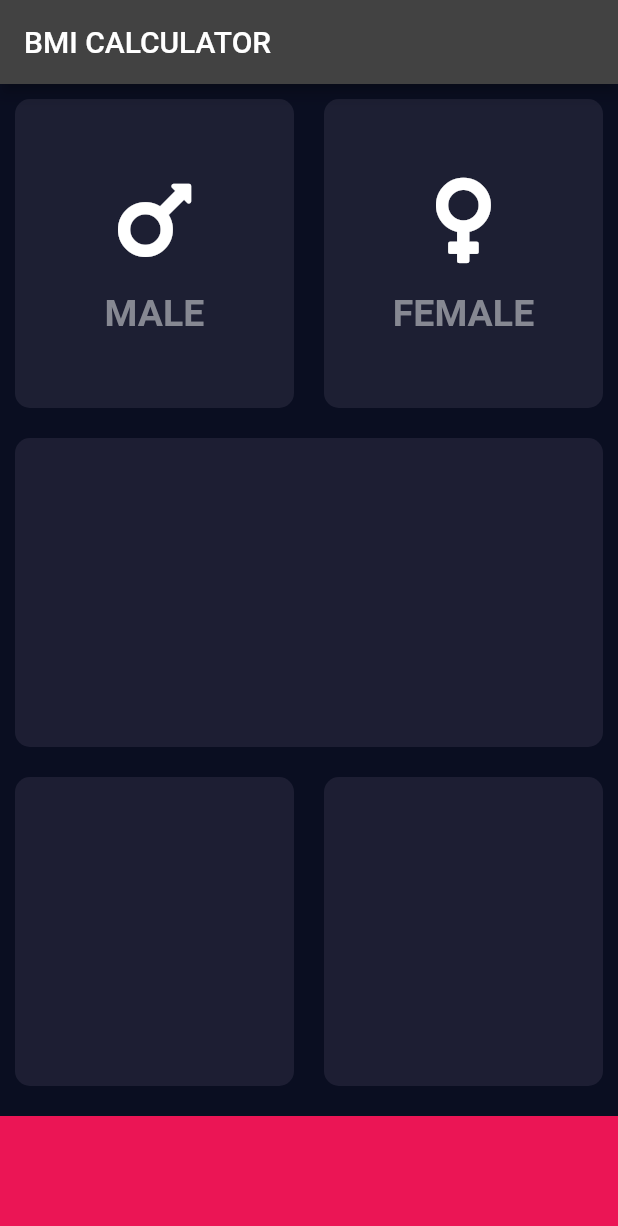
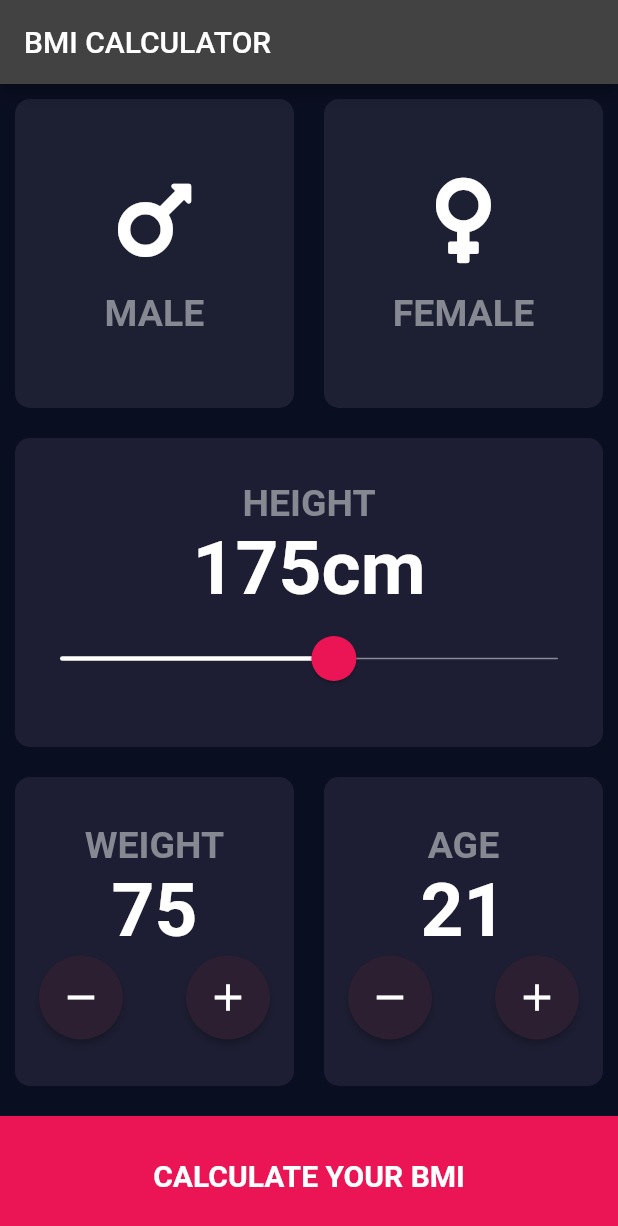
Before and after one commit to HeratUni-CS/bmi-calculator-hazrat2023, a Flutter app: the screen it shows after launch, on a phone screen of 412 x 824 dp. Shown: the top 1226 px of the screen. Run offline on Flutter 3.47's test engine with Material 2 defaults, Android fonts, the phone set to English and light mode, and no system bars; our stand-ins replace font_awesome_flutter.

Commit message:
finally, by creating two directory by the name of component and screens and i put my two dart files inside screens and for another inside component, and each of them consist of many codes which has their own functions

```diff
--- /dev/null
+++ b/lib/bmi_brain.dart
@@ -0,0 +1,39 @@
+import 'dart:math';
+
+class BMIbrain{
+  int height;
+  int weight;
+  double bmi = 0;
+
+  BMIbrain({required this.height, required this.weight}){
+    bmi = weight / pow(height/100, 2);
+  }
+
+  String getResult(){
+    if(bmi < 18.5){
+      return 'UNDERWEIGHT';
+    }else if(bmi < 25){
+      return 'NORMAL';
+    }else if(bmi < 30){
+      return 'OVERWEIGHT';
+    }else{
+      return 'OBESE';
+    }
+  }
+
+  String getBMI(){
+    return bmi.toStringAsFixed(2);
+  }
+
+  String getInterpretation(){
+    if(bmi < 18.5){
+      return 'You are dying, eat something';
+    }else if(bmi < 25){
+      return 'You are good to go';
+    }else if(bmi < 30){
+      return 'You are too fat, please Exercize ';
+    }else{
+      return 'You are Expleding';
+    }
+  }
+  }
--- /dev/null
+++ b/lib/components/bottom_button.dart
@@ -0,0 +1,26 @@
+import 'package:flutter/material.dart';
+import '../constants.dart';
+
+class BottomButton extends StatelessWidget {
+  void Function() onPressed;
+  String label;
+  BottomButton({required this.onPressed, required this.label});
+
+  @override
+  Widget build(BuildContext context) {
+    return InkWell(
+      onTap: onPressed,
+
+      child: Container(
+        margin: EdgeInsets.only(top: 10.0),
+        color: BOttomContainerColor,
+        width: double.infinity,
+        height: KBottomContainerHeight,
+        child: Center(
+          child: Text(label,
+              style: KLargeButtonStyle),
+        ),
+      ),
+    );
+  }
+}
--- a/lib/icon_content.dart
+++ b/lib/components/icon_content.dart
@@ -1,4 +1,5 @@
 import 'package:flutter/material.dart';
+import '../constants.dart';
 
 class iconContent extends StatelessWidget {
   final IconData iconData;
@@ -16,11 +17,7 @@ class iconContent extends StatelessWidget {
         SizedBox(height: 15.0),
         Text(
           label,
-          style: TextStyle(
-            fontSize: 25.0,
-            fontWeight: FontWeight.bold,
-            color: Color(0xFF868892),
-          ),
+          style: KLabelStyle,
         )
       ],
     );
--- a/lib/reusable_card.dart
+++ b/lib/components/reusable_card.dart
@@ -14,9 +14,11 @@ class ReusableCard extends StatelessWidget {
         // child: cardChild,
         child: child,
         margin: EdgeInsets.all(10.0),
+        width: double.infinity,
         decoration: BoxDecoration(
           color: colour,
           borderRadius: BorderRadius.circular(10.0),
+
         ),
       ),
     );
--- /dev/null
+++ b/lib/components/round_icon_button.dart
@@ -0,0 +1,24 @@
+import 'package:flutter/material.dart';
+
+class RoundIconButton extends StatelessWidget {
+  final IconData iconData;
+  final void Function() onPressed;
+  RoundIconButton({required this.iconData, required this.onPressed});
+
+  @override
+  Widget build(BuildContext context) {
+    return RawMaterialButton(
+      onPressed: onPressed,
+      fillColor: const Color(0xFF2C1F32),
+      shape: const CircleBorder(),
+      constraints: const BoxConstraints.tightFor(
+        width: 56.0,
+        height: 56.0,
+      ),
+      child: Icon(
+        iconData,
+        size: 30,
+      ),
+    );
+  }
+}
--- /dev/null
+++ b/lib/constants.dart
@@ -0,0 +1,42 @@
+import 'package:flutter/material.dart';
+
+const KLabelStyle = TextStyle(
+  fontSize: 25.0,
+  fontWeight: FontWeight.bold,
+  color: Color(0xFF868892),
+);
+
+const KNumberStyle = TextStyle(
+fontSize: 50,
+  fontWeight: FontWeight.bold,
+);
+
+const KLargeButtonStyle = TextStyle(
+  fontSize: 20.0,
+  fontWeight: FontWeight.bold,
+);
+
+const KTitleTextStyle = TextStyle(
+fontSize: 50,
+fontWeight: FontWeight.bold,
+);
+
+const KResultTextStyle = TextStyle(
+  color: Color(0xFF24D786),
+  fontSize: 22.0,
+  fontWeight: FontWeight.bold,
+);
+
+const KBMITextStyle = TextStyle(
+  fontSize: 100.0,
+  fontWeight: FontWeight.bold,
+);
+
+const KBodyTextStyle = TextStyle(
+  fontSize: 22.0,
+);
+
+const KBottomContainerHeight = 80.0;
+const KActiveCardColor = Color(0xFF1D1E33);
+const BOttomContainerColor = Color(0xFFEB1555);
+const INActiveCardColor = Color(0xFF1D1F33);
--- a/lib/input_page.dart
+++ /dev/null
@@ -1,104 +0,0 @@
-import 'package:flutter/material.dart';
-import 'package:font_awesome_flutter/font_awesome_flutter.dart';
-import 'reusable_card.dart';
-import 'icon_content.dart';
-
-
-const bottomContainerHeight = 80.0;
-const activeCardColor = Color(0xFF1D1E33);
-const bottomContainerColor = Color(0xFFEB1555);
-const inActiveCardColor = Color(0xFF1D1F33);
-
-enum Gender{
-  male,
-  female,
-}
-
-class InputPage extends StatefulWidget {
-  const InputPage({Key? key}) : super(key:key);
-  @override
-    _InputPageState createState() => _InputPageState();
-}
-
-
-class _InputPageState extends State<InputPage> {
-  Gender? selectedGender;
-
-  @override
-  Widget build(BuildContext context) {
-    var selectedGender;
-    return Scaffold(
-        appBar: AppBar(
-          title: Text('BMI CALCULATOR'),
-        ),
-        body: Column(
-          children: <Widget>[
-            Expanded(
-                child: Row(
-                  children: <Widget>[
-                    Expanded(
-                      child: ReusableCard(
-                        onPressed: () {
-                          setState(() {
-                            selectedGender = Gender.male;
-                          });
-                        },
-                        colour: (selectedGender == Gender.male)
-                            ? activeCardColor
-                            : inActiveCardColor,
-                        child: iconContent(
-                          iconData: FontAwesomeIcons.mars,
-                          label: "MALE",
-                        ),),
-                    ),
-                    Expanded(
-                      child: ReusableCard(
-                        onPressed: () {
-                          setState(() {
-                            selectedGender = Gender.female;
-                          });
-                        },
-                        colour: (selectedGender == Gender.female)
-                            ? activeCardColor
-                            : inActiveCardColor,
-                        child: iconContent(
-                          iconData: FontAwesomeIcons.venus,
-                          label: "FEMALE",
-                        ),
-                      ),
-                    ),
-                  ],
-                )),
-            Expanded(
-              child: ReusableCard(
-                colour: activeCardColor,
-              ),
-            ),
-            Expanded(
-              child: Row(
-                children: <Widget>[
-                  Expanded(
-                    child: ReusableCard(
-                      colour: activeCardColor,
-                    ),
-                  ),
-                  Expanded(
-                    child: ReusableCard(
-                      colour: activeCardColor,
-                    ),
-                  ),
-                ],
-              ),
-            ),
-            Container(
-              margin: EdgeInsets.only(top: 10.0),
-              color: bottomContainerColor,
-              width: double.infinity,
-              height: bottomContainerHeight,
-            )
-          ],
-        ));
-  }
-
-
-}
--- a/lib/main.dart
+++ b/lib/main.dart
@@ -1,6 +1,6 @@
 // @dart=2.9
 import 'package:flutter/material.dart';
-import 'input_page.dart';
+import 'screens/input_page.dart';
 import 'package:font_awesome_flutter/font_awesome_flutter.dart';
 import 'dart:math';
 import 'main.dart';
--- /dev/null
+++ b/lib/screens/input_page.dart
@@ -0,0 +1,218 @@
+import 'package:bmi_starting/bmi_brain.dart';
+import 'package:flutter/material.dart';
+import 'package:font_awesome_flutter/font_awesome_flutter.dart';
+import '../components/reusable_card.dart';
+import '../components/icon_content.dart';
+import '../constants.dart';
+import 'result_page.dart';
+import '../components/bottom_button.dart';
+import '../components/round_icon_button.dart';
+
+enum Gender {
+  male,
+  female,
+}
+
+class InputPage extends StatefulWidget {
+  const InputPage({Key? key}) : super(key: key);
+  @override
+  _InputPageState createState() => _InputPageState();
+}
+
+class _InputPageState extends State<InputPage> {
+  Gender? selectedGender;
+  int height = 175;
+  int weight = 75;
+  int age = 21;
+
+  @override
+  Widget build(BuildContext context) {
+    var selectedGender;
+    return Scaffold(
+        appBar: AppBar(
+          title: Text('BMI CALCULATOR'),
+        ),
+        body: Column(
+          children: <Widget>[
+            Expanded(
+                child: Row(
+              children: <Widget>[
+                Expanded(
+                  child: ReusableCard(
+                    onPressed: () {
+                      setState(() {
+                        selectedGender = Gender.male;
+                      });
+                    },
+                    colour: (selectedGender == Gender.male)
+                        ? KActiveCardColor
+                        : INActiveCardColor,
+                    child: iconContent(
+                      iconData: FontAwesomeIcons.mars,
+                      label: "MALE",
+                    ),
+                  ),
+                ),
+                Expanded(
+                  child: ReusableCard(
+                    onPressed: () {
+                      setState(() {
+                        selectedGender = Gender.female;
+                      });
+                    },
+                    colour: (selectedGender == Gender.female)
+                        ? KActiveCardColor
+                        : INActiveCardColor,
+                    child: iconContent(
+                      iconData: FontAwesomeIcons.venus,
+                      label: "FEMALE",
+                    ),
+                  ),
+                ),
+              ],
+            )),
+            Expanded(
+              child: ReusableCard(
+                colour: KActiveCardColor,
+                child: Column(
+                  mainAxisAlignment: MainAxisAlignment.center,
+                  children: [
+                    Text(
+                      "HEIGHT",
+                      style: KLabelStyle,
+                    ),
+                    Row(
+                      mainAxisAlignment: MainAxisAlignment.center,
+                      crossAxisAlignment: CrossAxisAlignment.baseline,
+                      textBaseline: TextBaseline.alphabetic,
+                      children: [
+                        Text(height.toString(), style: KNumberStyle),
+                        Text("cm", style: KNumberStyle),
+                      ],
+                    ),
+                    SliderTheme(
+                      data: SliderThemeData(
+                        trackHeight: 1,
+                        thumbShape:
+                            RoundSliderThumbShape(enabledThumbRadius: 15),
+                        overlayShape:
+                            RoundSliderOverlayShape(overlayRadius: 30),
+                        activeTrackColor: Colors.white,
+                        inactiveTrackColor: Color(0xFF888993),
+                        thumbColor: Color(0xFFEB1555),
+                        overlayColor: Color(0x27EB1555),
+                      ),
+                      child: Slider(
+                        value: height.toDouble(),
+                        onChanged: (double value) {
+                          setState(() {
+                            height = value.round();
+                          });
+                        },
+                        min: 120,
+                        max: 220,
+                      ),
+                    ),
+                  ],
+                ),
+              ),
+            ),
+            Expanded(
+              child: Row(
+                children: <Widget>[
+                  Expanded(
+                    child: ReusableCard(
+                      colour: KActiveCardColor,
+                      child: Column(
+                        mainAxisAlignment: MainAxisAlignment.center,
+                        children: [
+                          Text("WEIGHT", style: KLabelStyle),
+                          Text(weight.toString(), style: KNumberStyle),
+                          Row(
+                            mainAxisAlignment: MainAxisAlignment.spaceEvenly,
+                            children: [
+                              RoundIconButton(
+                                onPressed: () {
+                                  setState(() {
+                                    weight--;
+                                  });
+                                },
+                                iconData: Icons.remove,
+                              ),
+                              SizedBox(
+                                width: 10,
+                              ),
+                              RoundIconButton(
+                                iconData: Icons.add,
+                                onPressed: () {
+                                  setState(() {
+                                    weight++;
+                                  });
+                                },
+                              )
+                            ],
+                          ),
+                        ],
+                      ),
+                    ),
+                  ),
+                  Expanded(
+                    child: ReusableCard(
+                      colour: KActiveCardColor,
+                      child: Column(
+                        mainAxisAlignment: MainAxisAlignment.center,
+                        children: [
+                          Text("AGE", style: KLabelStyle),
+                          Text(age.toString(), style: KNumberStyle),
+                          Row(
+                            mainAxisAlignment: MainAxisAlignment.spaceEvenly,
+                            children: [
+                              RoundIconButton(
+                                onPressed: () {
+                                  setState(() {
+                                    age--;
+                                  });
+                                },
+                                iconData: Icons.remove,
+                              ),
+                              SizedBox(
+                                width: 10,
+                              ),
+                              RoundIconButton(
+                                iconData: Icons.add,
+                                onPressed: () {
+                                  setState(() {
+                                    age++;
+                                  });
+                                },
+                              )
+                            ],
+                          ),
+                        ],
+                      ),
+                    ),
+                  ),
+                ],
+              ),
+            ),
+
+            BottomButton(onPressed: (){
+              BMIbrain bmiBrain = BMIbrain(height: height, weight: weight);
+    Navigator.push(
+    context,
+    MaterialPageRoute(
+      builder: (context){
+
+    return ResultsPage(
+      result: bmiBrain.getResult(),
+      bmi: bmiBrain.getBMI(),
+      interpretation: bmiBrain.getInterpretation(),
+    );
+    },
+    ),
+    );
+    }, label: "CALCULATE YOUR BMI",),
+          ]
+        ));
+  }
+}
```
Also changed, not shown: lib/screens/result_page.dart (added, +69 -0 lines).
